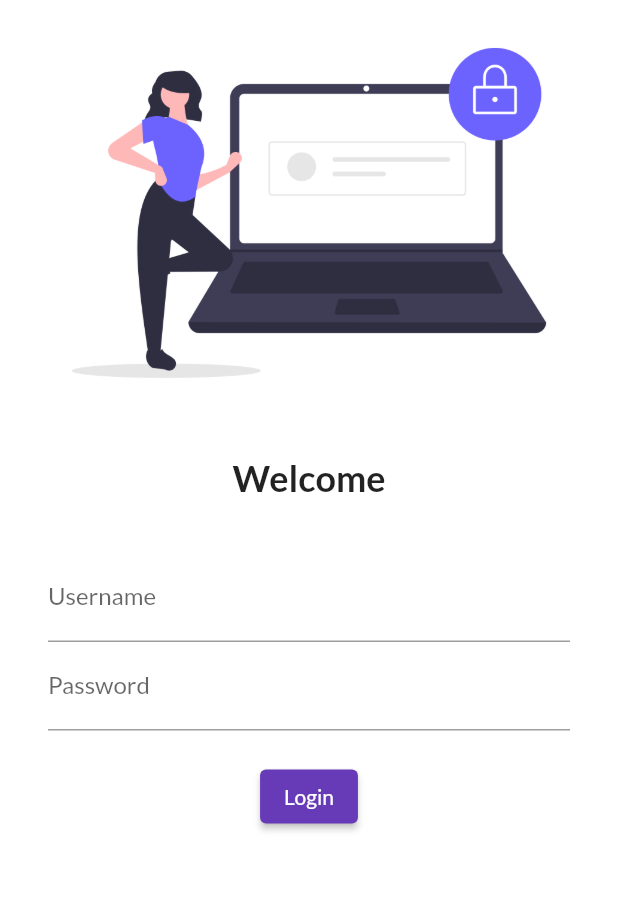
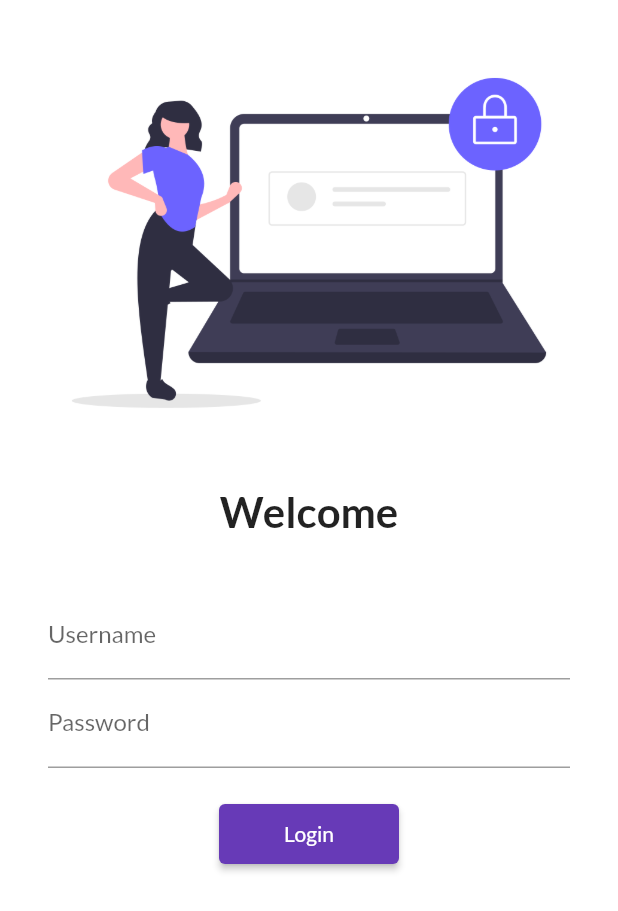
Before and after one commit to lokeshdissrani/FlutterApp, a Flutter app: the screen it shows after launch, on a phone screen of 412 x 824 dp. Shown: the top 911 px of the screen. Run offline on Flutter 3.47's test engine with Material 2 defaults, Android fonts, the phone set to English and light mode, and no system bars; our stand-ins replace google_fonts.

Commit message:
day5 completed

```diff
--- a/lib/main.dart
+++ b/lib/main.dart
@@ -1,6 +1,7 @@
 import 'package:flutter/material.dart';
 import 'package:flutter_application_1/pages/home_page.dart';
 import 'package:flutter_application_1/pages/login_page.dart';
+import 'package:flutter_application_1/utils/routes.dart';
 import 'package:google_fonts/google_fonts.dart';
 
 void main(){
@@ -26,8 +27,8 @@ class MyApp extends StatelessWidget {
       initialRoute: '/',
       routes: {
         '/': (context) => LoginPage(),
-        '/home': (context) => HomePage(),
-        '/login': (context) => LoginPage(),
+        MyRoutes.homeRoute: (context) => HomePage(),
+        MyRoutes.loginRoute: (context) => LoginPage(),
       },
     );
   }
--- a/lib/pages/login_page.dart
+++ b/lib/pages/login_page.dart
@@ -1,14 +1,19 @@
 // ignore_for_file: prefer_const_constructors
 
 import 'package:flutter/material.dart';
+import 'package:flutter_application_1/utils/routes.dart';
 
 class LoginPage extends StatelessWidget {
   @override
   Widget build(BuildContext context) {
     return Material(
       color: Colors.white,
+      child: SingleChildScrollView(
         child: Column(
           children: [
+            SizedBox(
+              height: 20.0,
+            ),
             Image.asset(
               "assets/images/login.png",
               fit: BoxFit.cover,
@@ -19,7 +24,7 @@ class LoginPage extends StatelessWidget {
             Text(
               "Welcome",
               style: TextStyle(
-              fontSize: 24,
+                fontSize: 28,
                 fontWeight: FontWeight.bold,
               ),
             ),
@@ -48,15 +53,18 @@ class LoginPage extends StatelessWidget {
                   ),
                   ElevatedButton(
                     onPressed: () {
-                    print("Hi");
+                      Navigator.pushNamed(context, MyRoutes.homeRoute);
                     },
                     child: Text("Login"),
-                  style: TextButton.styleFrom(),
+                    style: TextButton.styleFrom(
+                      minimumSize: Size(120, 40),
+                    ),
                   )
                 ],
               ),
             )
           ],
+        ),
       )
     );
   }
--- /dev/null
+++ b/lib/utils/routes.dart
@@ -0,0 +1,4 @@
+class MyRoutes{
+  static String loginRoute = '/login';
+  static String homeRoute = '/home';
+}
```
Lines whose indentation alone changed are shown as unchanged.
